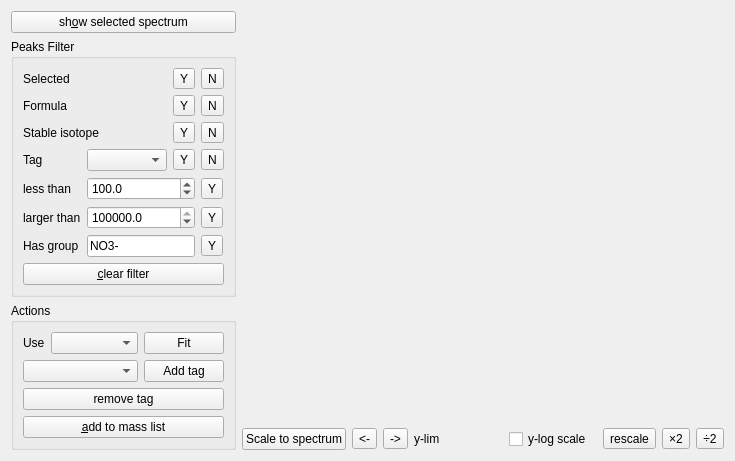
Old version of the form Orbitool/UI/PeakFit.ui in the repository l460289052/Orbitool.
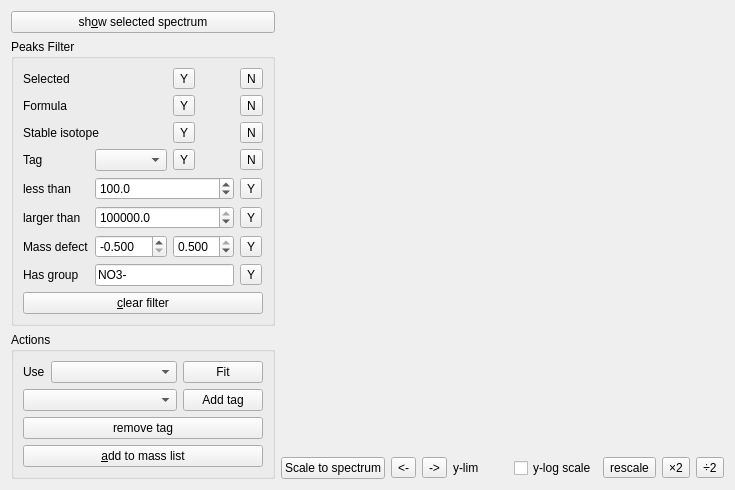
New version of the form.

Patch:
```diff
--- a/Orbitool/UI/PeakFit.ui
+++ b/Orbitool/UI/PeakFit.ui
@@ -58,8 +58,8 @@
             </property>
            </widget>
           </item>
-          <item row="0" column="2">
-           <widget class="QToolButton" name="filterSelectYToolButton">
+          <item row="7" column="3">
+           <widget class="QToolButton" name="filterGroupToolButton">
             <property name="text">
              <string>Y</string>
             </property>
@@ -79,8 +79,8 @@
             </property>
            </widget>
           </item>
-          <item row="6" column="3">
-           <widget class="QToolButton" name="filterGroupToolButton">
+          <item row="0" column="2">
+           <widget class="QToolButton" name="filterSelectYToolButton">
             <property name="text">
              <string>Y</string>
             </property>
@@ -171,6 +171,13 @@
             </property>
            </widget>
           </item>
+          <item row="7" column="1" colspan="2">
+           <widget class="QLineEdit" name="filterGroupLineEdit">
+            <property name="text">
+             <string>NO3-</string>
+            </property>
+           </widget>
+          </item>
           <item row="2" column="2">
            <widget class="QToolButton" name="filterStableIsotopeYToolButton">
             <property name="text">
@@ -185,20 +192,65 @@
             </property>
            </widget>
           </item>
-          <item row="6" column="1" colspan="2">
-           <widget class="QLineEdit" name="filterGroupLineEdit">
-            <property name="text">
-             <string>NO3-</string>
-            </property>
-           </widget>
-          </item>
-          <item row="6" column="0">
+          <item row="7" column="0">
            <widget class="QLabel" name="label_10">
             <property name="text">
              <string>Has group</string>
             </property>
            </widget>
           </item>
+          <item row="6" column="0">
+           <widget class="QLabel" name="label_9">
+            <property name="text">
+             <string>Mass defect</string>
+            </property>
+           </widget>
+          </item>
+          <item row="6" column="1">
+           <widget class="QDoubleSpinBox" name="filterMassDefectMinDoubleSpinBox">
+            <property name="decimals">
+             <number>3</number>
+            </property>
+            <property name="minimum">
+             <double>-0.500000000000000</double>
+            </property>
+            <property name="maximum">
+             <double>0.500000000000000</double>
+            </property>
+            <property name="singleStep">
+             <double>0.100000000000000</double>
+            </property>
+            <property name="value">
+             <double>-0.500000000000000</double>
+            </property>
+           </widget>
+          </item>
+          <item row="6" column="2">
+           <widget class="QDoubleSpinBox" name="filterMassDefectMaxDoubleSpinBox">
+            <property name="decimals">
+             <number>3</number>
+            </property>
+            <property name="minimum">
+             <double>-0.500000000000000</double>
+            </property>
+            <property name="maximum">
+             <double>0.500000000000000</double>
+            </property>
+            <property name="singleStep">
+             <double>0.100000000000000</double>
+            </property>
+            <property name="value">
+             <double>0.500000000000000</double>
+            </property>
+           </widget>
+          </item>
+          <item row="6" column="3">
+           <widget class="QToolButton" name="filterMassDefectToolButton">
+            <property name="text">
+             <string>Y</string>
+            </property>
+           </widget>
+          </item>
          </layout>
         </item>
         <item>
```
Left out of the diff: 78 changed lines with no effect on the pictures.
